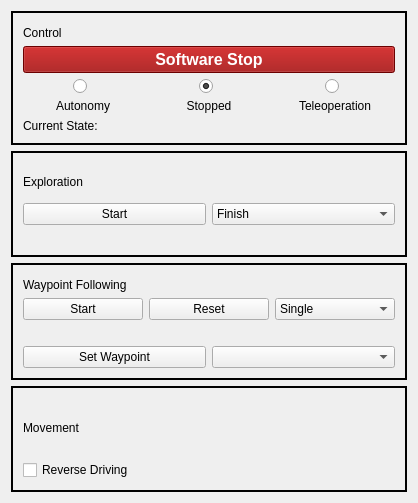
MarcoStb1993/robot_statemachine, file statemachine_rqt_plugins/src/statemachine_controls.ui: the form before one commit.
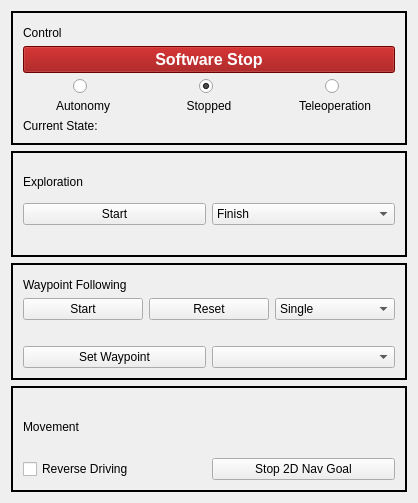
The form after the commit.

Commit message: Added 2d nav goal stop button to GUI and adjusted other classes and documentation

Diff of the .ui file:
```diff
--- a/statemachine_rqt_plugins/src/statemachine_controls.ui
+++ b/statemachine_rqt_plugins/src/statemachine_controls.ui
@@ -321,11 +321,22 @@
        </widget>
       </item>
       <item row="1" column="0">
+       <layout class="QHBoxLayout" name="horizontalLayout_6">
+        <item>
        <widget class="QCheckBox" name="reverse_checkbox">
         <property name="text">
          <string>Reverse Driving</string>
         </property>
        </widget>
+        </item>
+        <item>
+         <widget class="QPushButton" name="stop_2d_nav_goal_button">
+          <property name="text">
+           <string>Stop 2D Nav Goal</string>
+          </property>
+         </widget>
+        </item>
+       </layout>
       </item>
      </layout>
     </widget>
```
Lines whose indentation alone changed are shown as unchanged. The commit also changes 13 other files.
